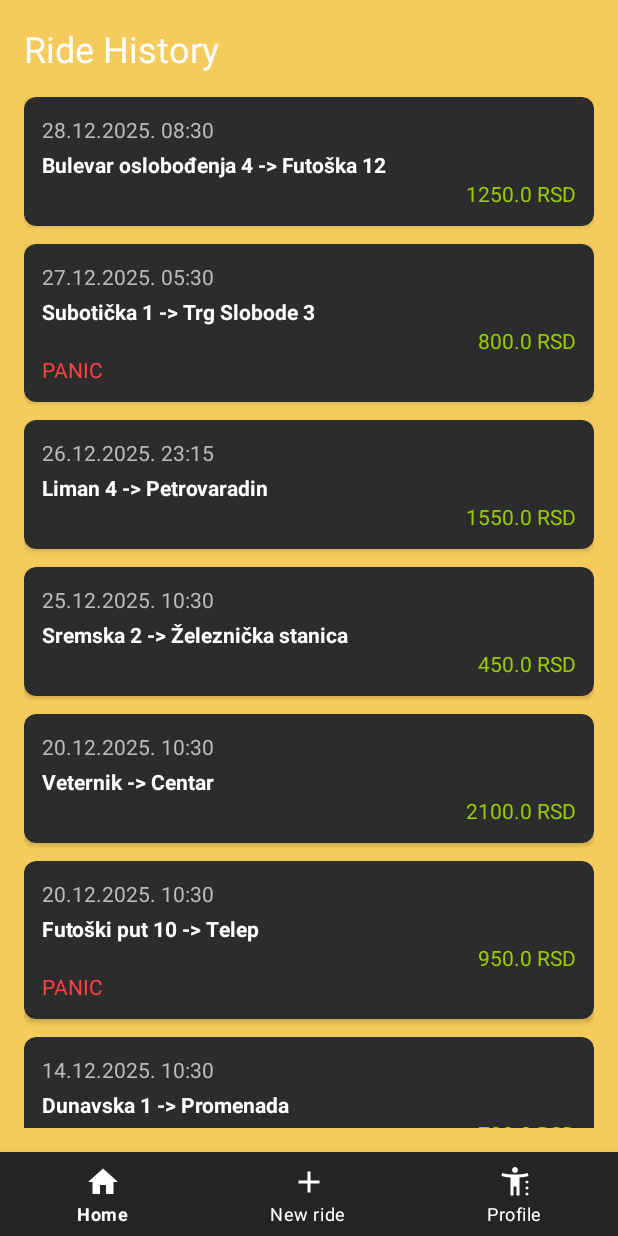
After one commit to kzi-nastava/mrs-team25-TriMusketara, an Android app: the fragment DriverHistoryFragment placed in its activity, on a phone screen of 412 x 824 dp. The commit adds this screen. Run offline under Robolectric (Android 15) with nearby library versions, the phone set to English and light mode, and no system bars; our stand-ins replace CircleImageView.

Commit message:
Add driver ride history feature
Introduces a DriverHistoryFragment with RecyclerView to display ride history for drivers, including a RideAdapter and sample DTO. Updates ProfileFragment to open the ride history, sets current user type to DRIVER, and adds necessary layout files for displaying ride history and ride items.

```diff
--- /dev/null
+++ b/mobile-version/Navbar-shortened/app/src/main/java/com/example/clickanddrive/DriverHistoryFragment.java
@@ -0,0 +1,72 @@
+package com.example.clickanddrive;
+
+import android.os.Bundle;
+import android.view.LayoutInflater;
+import android.view.View;
+import android.view.ViewGroup;
+import androidx.annotation.NonNull;
+import androidx.annotation.Nullable;
+import androidx.fragment.app.Fragment;
+import androidx.recyclerview.widget.LinearLayoutManager;
+import androidx.recyclerview.widget.RecyclerView;
+
+import com.example.clickanddrive.dtosample.DriverHistorySampleDTO;
+
+import java.time.LocalDateTime;
+import java.util.ArrayList;
+import java.util.List;
+
+public class DriverHistoryFragment extends Fragment {
+    @Nullable
+    @Override
+    public View onCreateView(LayoutInflater inflater, ViewGroup container, Bundle savedInstanceState) {
+        View view = inflater.inflate(R.layout.fragment_driver_history, container, false);
+
+        RecyclerView rv = view.findViewById(R.id.rvHistory);
+        rv.setLayoutManager(new LinearLayoutManager(getContext()));
+
+        // TEST DATA
+        List<DriverHistorySampleDTO> historyList = new ArrayList<>();
+
+
+        historyList.add(new DriverHistorySampleDTO(
+                1L, LocalDateTime.now().minusHours(2), "Bulevar oslobođenja 4", "Futoška 12", 1250.0, false
+        ));
+
+
+        historyList.add(new DriverHistorySampleDTO(
+                2L, LocalDateTime.now().minusDays(1).minusHours(5), "Subotička 1", "Trg Slobode 3", 800.0, true
+        ));
+
+
+        historyList.add(new DriverHistorySampleDTO(
+                3L, LocalDateTime.now().minusDays(2).withHour(23).withMinute(15), "Liman 4", "Petrovaradin", 1550.0, false
+        ));
+
+
+        historyList.add(new DriverHistorySampleDTO(
+                4L, LocalDateTime.now().minusDays(3).withHour(10).withMinute(30), "Sremska 2", "Železnička stanica", 450.0, false
+        ));
+
+
+        historyList.add(new DriverHistorySampleDTO(
+                5L, LocalDateTime.now().minusWeeks(1).withDayOfMonth(20), "Veternik", "Centar", 2100.0, false
+        ));
+
+
+        historyList.add(new DriverHistorySampleDTO(
+                6L, LocalDateTime.now().minusWeeks(1).minusDays(1), "Futoški put 10", "Telep", 950.0, true
+        ));
+
+
+        historyList.add(new DriverHistorySampleDTO(
+                7L, LocalDateTime.now().minusWeeks(2), "Dunavska 1", "Promenada", 700.0, false
+        ));
+
+        // Here goes that list into adapter
+        RideAdapter adapter = new RideAdapter(historyList);
+        rv.setAdapter(adapter);
+
+        return view;
+    }
+}
--- a/mobile-version/Navbar-shortened/app/src/main/java/com/example/clickanddrive/ProfileFragment.java
+++ b/mobile-version/Navbar-shortened/app/src/main/java/com/example/clickanddrive/ProfileFragment.java
@@ -103,7 +103,7 @@ public class ProfileFragment extends Fragment {
 
             case SessionManager.DRIVER:
                 addButton("Scheduled rides",  () -> {});
-                addButton("Ride history",  () -> {});
+                addButton("Ride history",  () -> openDriverHistoryFragment());
                 addButton("Reports",  () -> {});
                 addButton("Notes", () -> {});
                 addButton("Support",  () -> {});
@@ -158,4 +158,13 @@ public class ProfileFragment extends Fragment {
         containerApplicationButtons.addView(button);
         containerApplicationButtons.addView(createDivider());
     }
+
+    private void openDriverHistoryFragment() {
+        DriverHistoryFragment historyFragment = new DriverHistoryFragment();
+        requireActivity().getSupportFragmentManager()
+                .beginTransaction()
+                .replace(R.id.flFragment, historyFragment)
+                .addToBackStack(null)
+                .commit();
+    }
 }
--- /dev/null
+++ b/mobile-version/Navbar-shortened/app/src/main/java/com/example/clickanddrive/RideAdapter.java
@@ -0,0 +1,63 @@
+package com.example.clickanddrive;
+
+import android.view.LayoutInflater;
+import android.view.View;
+import android.view.ViewGroup;
+import android.widget.TextView;
+import androidx.annotation.NonNull;
+import androidx.recyclerview.widget.RecyclerView;
+
+
+import com.example.clickanddrive.dtosample.DriverHistorySampleDTO;
+
+import java.util.List;
+
+public class RideAdapter extends RecyclerView.Adapter<RideAdapter.RideViewHolder> {
+
+    private List<DriverHistorySampleDTO> rideList;
+
+    public RideAdapter(List<DriverHistorySampleDTO> rideList) {
+        this.rideList = rideList;
+    }
+
+    @NonNull
+    @Override
+    public RideViewHolder onCreateViewHolder(@NonNull ViewGroup parent, int viewType) {
+        // Here is used ride item
+        View view = LayoutInflater.from(parent.getContext()).inflate(R.layout.ride_item, parent, false);
+        return new RideViewHolder(view);
+    }
+
+    @Override
+    public void onBindViewHolder(@NonNull RideViewHolder holder, int position) {
+        DriverHistorySampleDTO ride = rideList.get(position);
+
+        // Setting data
+        holder.tvDate.setText(ride.getFormattedDate());
+        holder.tvRoute.setText(ride.getDepartureAddress() + " -> " + ride.getDestinationAddress());
+        holder.tvPrice.setText(ride.getTotalPrice() + " RSD");
+
+        if (ride.isPanicPressed()) {
+            holder.tvPanic.setVisibility(View.VISIBLE);
+        } else {
+            holder.tvPanic.setVisibility(View.GONE);
+        }
+    }
+
+    @Override
+    public int getItemCount() {
+        return rideList.size();
+    }
+
+    public static class RideViewHolder extends RecyclerView.ViewHolder {
+        TextView tvDate, tvRoute, tvPrice, tvPanic;
+
+        public RideViewHolder(@NonNull View itemView) {
+            super(itemView);
+            tvDate = itemView.findViewById(R.id.tvDate);
+            tvRoute = itemView.findViewById(R.id.tvRoute);
+            tvPrice = itemView.findViewById(R.id.tvPrice);
+            tvPanic = itemView.findViewById(R.id.tvPanic);
+        }
+    }
+}
--- a/mobile-version/Navbar-shortened/app/src/main/java/com/example/clickanddrive/SessionManager.java
+++ b/mobile-version/Navbar-shortened/app/src/main/java/com/example/clickanddrive/SessionManager.java
@@ -6,5 +6,5 @@ public class SessionManager {
     public static final int DRIVER = 2;
     public static final int ADMIN = 3;
 
-    public static int currentUserType = ADMIN;
+    public static int currentUserType = DRIVER;
 }
--- /dev/null
+++ b/mobile-version/Navbar-shortened/app/src/main/java/com/example/clickanddrive/dtosample/DriverHistorySampleDTO.java
@@ -0,0 +1,34 @@
+package com.example.clickanddrive.dtosample;
+
+import java.time.LocalDateTime;
+import java.time.format.DateTimeFormatter;
+
+public class DriverHistorySampleDTO {
+    private Long id;
+    private LocalDateTime startTime;
+    private LocalDateTime endTime;
+    private String departureAddress; // Simpler for CT1
+    private String destinationAddress;
+    private double totalPrice;
+    private boolean panicPressed;
+
+
+    public DriverHistorySampleDTO(Long id, LocalDateTime startTime, String departureAddress, String destinationAddress, double totalPrice, boolean panicPressed) {
+        this.id = id;
+        this.startTime = startTime;
+        this.departureAddress = departureAddress;
+        this.destinationAddress = destinationAddress;
+        this.totalPrice = totalPrice;
+        this.panicPressed = panicPressed;
+    }
+
+    // Getters
+    public String getFormattedDate() {
+        DateTimeFormatter formatter = DateTimeFormatter.ofPattern("dd.MM.yyyy. HH:mm");
+        return startTime.format(formatter);
+    }
+    public String getDepartureAddress() { return departureAddress; }
+    public String getDestinationAddress() { return destinationAddress; }
+    public double getTotalPrice() { return totalPrice; }
+    public boolean isPanicPressed() { return panicPressed; }
+}
--- /dev/null
+++ b/mobile-version/Navbar-shortened/app/src/main/res/layout/fragment_driver_history.xml
@@ -0,0 +1,23 @@
+<?xml version="1.0" encoding="utf-8"?>
+<LinearLayout xmlns:android="http://schemas.android.com/apk/res/android"
+    android:layout_width="match_parent"
+    android:layout_height="match_parent"
+    android:orientation="vertical"
+    android:background="@color/profile_bg"
+    android:padding="16dp">
+
+    <TextView
+        android:layout_width="wrap_content"
+        android:layout_height="wrap_content"
+        android:text="Ride History"
+        android:textColor="@android:color/white"
+        android:textSize="24sp"
+        android:layout_marginBottom="16dp" />
+
+
+    <androidx.recyclerview.widget.RecyclerView
+        android:id="@+id/rvHistory"
+        android:layout_width="match_parent"
+        android:layout_height="match_parent" />
+
+</LinearLayout>
--- /dev/null
+++ b/mobile-version/Navbar-shortened/app/src/main/res/layout/ride_item.xml
@@ -0,0 +1,48 @@
+<?xml version="1.0" encoding="utf-8"?>
+<androidx.cardview.widget.CardView xmlns:android="http://schemas.android.com/apk/res/android"
+    xmlns:app="http://schemas.android.com/apk/res-auto"
+    android:layout_width="match_parent"
+    android:layout_height="wrap_content"
+    android:layout_marginBottom="12dp"
+    app:cardBackgroundColor="#2C2C2C"
+    app:cardCornerRadius="8dp">
+
+    <LinearLayout
+        android:layout_width="match_parent"
+        android:layout_height="wrap_content"
+        android:orientation="vertical"
+        android:padding="12dp">
+
+        <TextView
+            android:id="@+id/tvDate"
+            android:layout_width="wrap_content"
+            android:layout_height="wrap_content"
+            android:textColor="#BBBBBB"
+            android:text="Date" />
+
+        <TextView
+            android:id="@+id/tvRoute"
+            android:layout_width="wrap_content"
+            android:layout_height="wrap_content"
+            android:textColor="@android:color/white"
+            android:textStyle="bold"
+            android:text="Start -> End"
+            android:layout_marginTop="4dp"/>
+
+        <TextView
+            android:id="@+id/tvPrice"
+            android:layout_width="match_parent"
+            android:layout_height="wrap_content"
+            android:gravity="end"
+            android:textColor="@android:color/holo_green_light"
+            android:text="0.00 RSD" />
+
+        <TextView
+            android:id="@+id/tvPanic"
+            android:layout_width="wrap_content"
+            android:layout_height="wrap_content"
+            android:text="PANIC"
+            android:textColor="@android:color/holo_red_light"
+            android:visibility="gone"/>
+    </LinearLayout>
+</androidx.cardview.widget.CardView>
```
